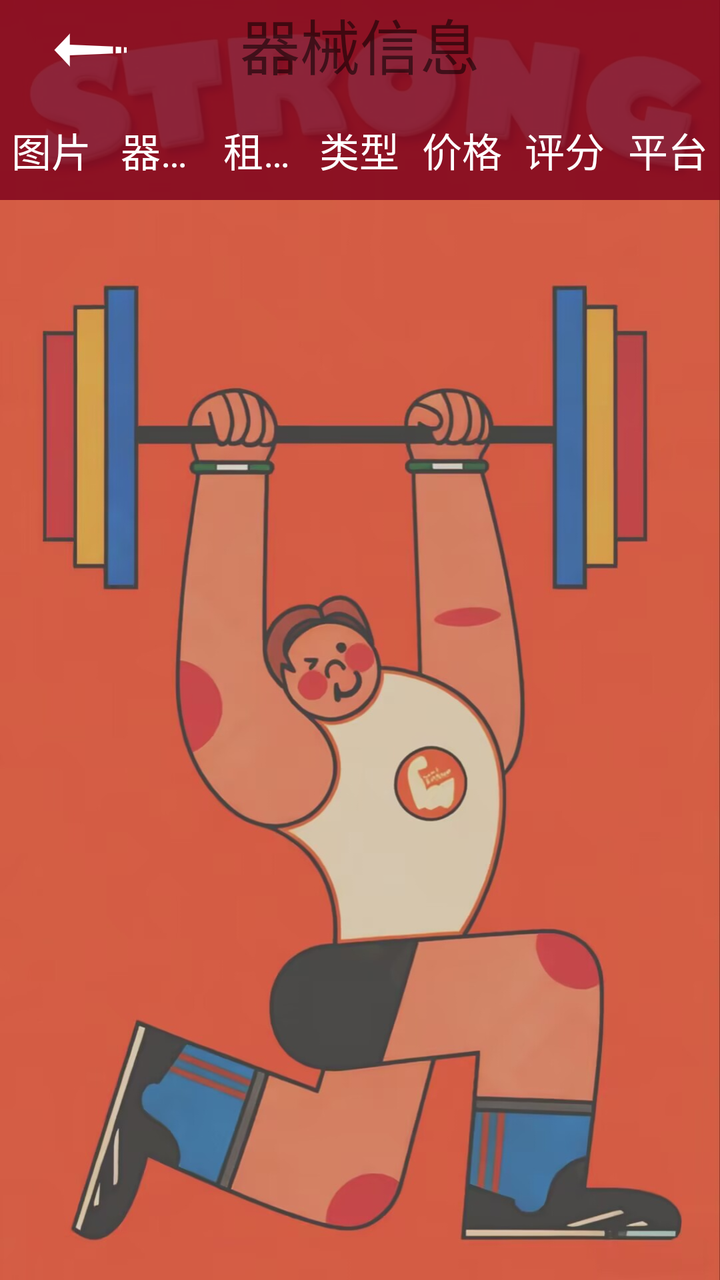
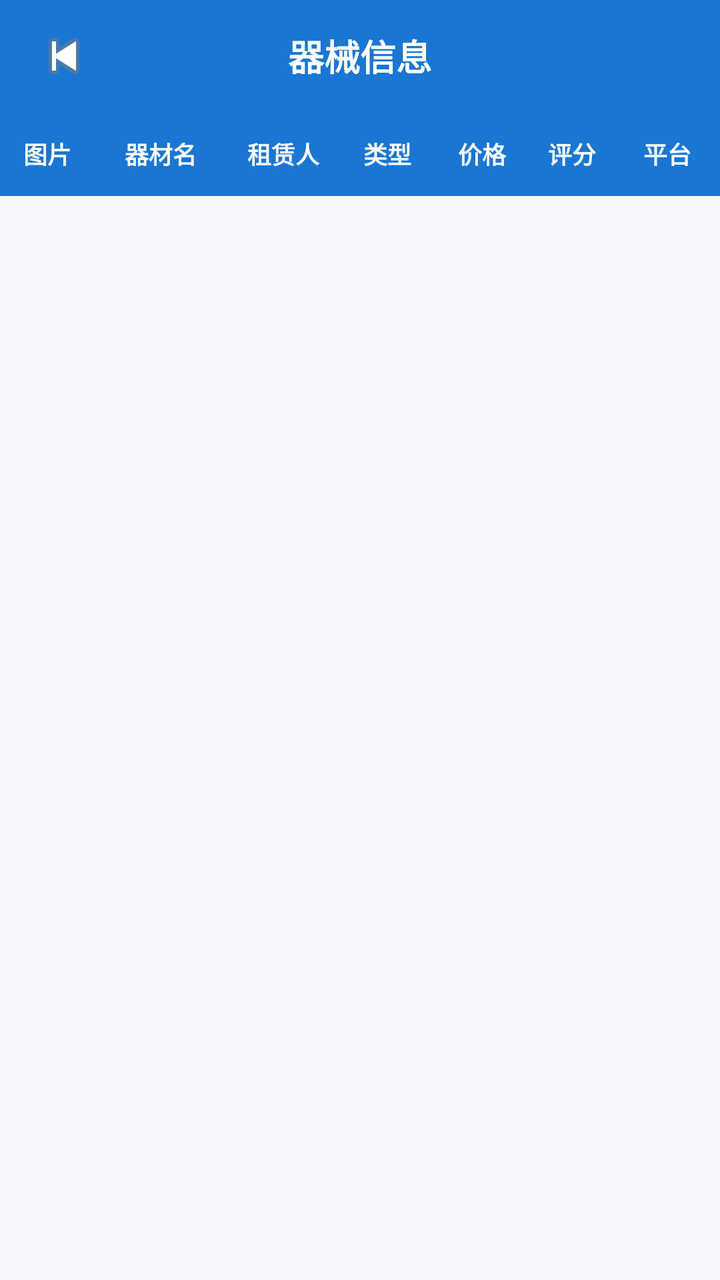

Before-and-after screenshots of an Android layout around one commit, followed by the original layout XML and the change that was made.
<!-- AndroidManifest.xml: application theme AppTheme -->
<!-- res/layout/activity_admin_select_sports.xml -->
<?xml version="1.0" encoding="utf-8"?>
<LinearLayout xmlns:android="http://schemas.android.com/apk/res/android"
    xmlns:app="http://schemas.android.com/apk/res-auto"
    xmlns:tools="http://schemas.android.com/tools"
    android:layout_width="match_parent"
    android:background="@drawable/i4"
    android:layout_height="match_parent"
    android:orientation="vertical"
    tools:context="com.example.administrator.sportmanager.admin.houtai_admin.admin_select_sports">
    <RelativeLayout
        android:layout_width="wrap_content"
        android:layout_height="50dp"
        android:background="#D77F041D">

        <TextView
            android:layout_width="match_parent"
            android:layout_height="wrap_content"
            android:layout_marginTop="0dp"
            android:gravity="center_horizontal"
            android:text="器械信息"
            android:textSize="30sp" />

        <ImageButton
            android:id="@+id/select_sport_back"
            android:layout_width="50dp"
            android:layout_height="50dp"
            android:layout_alignParentLeft="true"
            android:layout_alignParentStart="true"
            android:layout_centerVertical="true"
            android:layout_marginLeft="20dp"
            android:background="@color/transparent"
            app:srcCompat="@mipmap/left_arrow" />

    </RelativeLayout>
    <LinearLayout
        android:layout_marginTop="0dp"
        android:layout_width="match_parent"
        android:layout_height="50dp"
        android:orientation="horizontal"
        android:gravity="center"
        android:background="#D77F041D">

        <TextView
            android:layout_width="0dp"
            android:layout_height="wrap_content"
            android:layout_weight="1"
            android:gravity="center_horizontal"
            android:singleLine="true"
            android:text="图片"
            android:textSize="20sp"
            android:textColor="@color/white" />

        <TextView
            android:layout_width="0dp"
            android:layout_height="wrap_content"
            android:layout_weight="1"
            android:gravity="center_horizontal"
            android:singleLine="true"
            android:text="器材名"
            android:textSize="20sp"
            android:textColor="@color/white" />

        <TextView
            android:layout_width="0dp"
            android:layout_height="wrap_content"
            android:layout_weight="1"
            android:gravity="center_horizontal"
            android:singleLine="true"
            android:text="租赁人"
            android:textSize="20sp"
            android:textColor="@color/white" />

        <TextView
            android:layout_width="0dp"
            android:layout_height="wrap_content"
            android:layout_weight="1"
            android:gravity="center_horizontal"
            android:singleLine="true"
            android:text="类型"
            android:textSize="20sp"
            android:textColor="@color/white" />

        <TextView
            android:layout_width="0dp"
            android:layout_height="wrap_content"
            android:layout_weight="1"
            android:gravity="center_horizontal"
            android:singleLine="true"
            android:text="价格"
            android:textSize="20sp"
            android:textColor="@color/white" />

        <TextView
            android:layout_width="0dp"
            android:layout_height="wrap_content"
            android:layout_weight="1"
            android:gravity="center_horizontal"
            android:singleLine="true"
            android:text="评分"
            android:textSize="20sp"
            android:textColor="@color/white" />

        <TextView
            android:layout_width="0dp"
            android:layout_height="wrap_content"
            android:layout_weight="1"
            android:gravity="center_horizontal"
            android:singleLine="true"
            android:text="平台"
            android:textSize="20sp"
            android:textColor="@color/white" />

    </LinearLayout>

    <ListView
        android:id="@+id/select_sport_list"
        android:layout_width="match_parent"
        android:layout_height="match_parent"></ListView>
</LinearLayout>
<!-- resources referenced by this layout -->
<resources>
  <color name="transparent">#00000000</color>
  <color name="white">#FFFFFFFF</color>
  <!-- drawable i4: jpg bitmap (drawable, 135880 bytes) -->
  <!-- mipmap left_arrow: png bitmap (mipmap-xxhdpi, 874 bytes) -->
  <style name="AppTheme" parent="Theme.MaterialComponents.Light.NoActionBar">
          <item name="colorPrimary">#81041D</item>
          <item name="colorPrimaryVariant">#80041D</item>
          <item name="colorSecondary">#81041D</item>
      </style>
</resources>

<!-- the commit's change to res/layout/activity_admin_select_sports.xml (unified diff, before → after) -->
@@ -1,119 +1,120 @@
 <?xml version="1.0" encoding="utf-8"?>
 <LinearLayout xmlns:android="http://schemas.android.com/apk/res/android"
-    xmlns:app="http://schemas.android.com/apk/res-auto"
-    xmlns:tools="http://schemas.android.com/tools"
     android:layout_width="match_parent"
-    android:background="@drawable/i4"
     android:layout_height="match_parent"
-    android:orientation="vertical"
-    tools:context="com.example.administrator.sportmanager.admin.houtai_admin.admin_select_sports">
+    android:background="#F6F7FB"
+    android:orientation="vertical">
+
+    
     <RelativeLayout
-        android:layout_width="wrap_content"
-        android:layout_height="50dp"
-        android:background="#D77F041D">
-
-        <TextView
-            android:layout_width="match_parent"
-            android:layout_height="wrap_content"
-            android:layout_marginTop="0dp"
-            android:gravity="center_horizontal"
-            android:text="器械信息"
-            android:textSize="30sp" />
+        android:layout_width="match_parent"
+        android:layout_height="56dp"
+        android:background="@color/colorPrimary"
+        android:paddingStart="12dp"
+        android:paddingEnd="12dp">
 
         <ImageButton
             android:id="@+id/select_sport_back"
-            android:layout_width="50dp"
-            android:layout_height="50dp"
-            android:layout_alignParentLeft="true"
-            android:layout_alignParentStart="true"
+            android:layout_width="40dp"
+            android:layout_height="40dp"
             android:layout_centerVertical="true"
-            android:layout_marginLeft="20dp"
-            android:background="@color/transparent"
-            app:srcCompat="@mipmap/left_arrow" />
+            android:background="@android:color/transparent"
+            android:src="@android:drawable/ic_media_previous" />
 
+        <TextView
+            android:layout_width="wrap_content"
+            android:layout_height="wrap_content"
+            android:layout_centerInParent="true"
+            android:text="器械信息"
+            android:textColor="@android:color/white"
+            android:textSize="18sp"
+            android:textStyle="bold" />
     </RelativeLayout>
+
+    
     <LinearLayout
-        android:layout_marginTop="0dp"
         android:layout_width="match_parent"
-        android:layout_height="50dp"
+        android:layout_height="42dp"
         android:orientation="horizontal"
         android:gravity="center"
-        android:background="#D77F041D">
+        android:background="@color/colorPrimary">
 
         <TextView
             android:layout_width="0dp"
             android:layout_height="wrap_content"
-            android:layout_weight="1"
-            android:gravity="center_horizontal"
-            android:singleLine="true"
+            android:layout_weight="1.0"
             android:text="图片"
-            android:textSize="20sp"
-            android:textColor="@color/white" />
+            android:textColor="@android:color/white"
+            android:textStyle="bold"
+            android:gravity="center"
+            android:textSize="12sp"/>
 
         <TextView
             android:layout_width="0dp"
             android:layout_height="wrap_content"
-            android:layout_weight="1"
-            android:gravity="center_horizontal"
-            android:singleLine="true"
+            android:layout_weight="1.4"
             android:text="器材名"
-            android:textSize="20sp"
-            android:textColor="@color/white" />
+            android:textColor="@android:color/white"
+            android:textStyle="bold"
+            android:gravity="center"
+            android:textSize="12sp"/>
 
         <TextView
             android:layout_width="0dp"
             android:layout_height="wrap_content"
-            android:layout_weight="1"
-            android:gravity="center_horizontal"
-            android:singleLine="true"
+            android:layout_weight="1.2"
             android:text="租赁人"
-            android:textSize="20sp"
-            android:textColor="@color/white" />
+            android:textColor="@android:color/white"
+            android:textStyle="bold"
+            android:gravity="center"
+            android:textSize="12sp"/>
 
         <TextView
             android:layout_width="0dp"
             android:layout_height="wrap_content"
-            android:layout_weight="1"
-            android:gravity="center_horizontal"
-            android:singleLine="true"
+            android:layout_weight="1.0"
             android:text="类型"
-            android:textSize="20sp"
-            android:textColor="@color/white" />
+            android:textColor="@android:color/white"
+            android:textStyle="bold"
+            android:gravity="center"
+            android:textSize="12sp"/>
 
         <TextView
             android:layout_width="0dp"
             android:layout_height="wrap_content"
-            android:layout_weight="1"
-            android:gravity="center_horizontal"
-            android:singleLine="true"
+            android:layout_weight="1.0"
             android:text="价格"
-            android:textSize="20sp"
-            android:textColor="@color/white" />
+            android:textColor="@android:color/white"
+            android:textStyle="bold"
+            android:gravity="center"
+            android:textSize="12sp"/>
 
         <TextView
             android:layout_width="0dp"
             android:layout_height="wrap_content"
-            android:layout_weight="1"
-            android:gravity="center_horizontal"
-            android:singleLine="true"
+            android:layout_weight="0.9"
             android:text="评分"
-            android:textSize="20sp"
-            android:textColor="@color/white" />
+            android:textColor="@android:color/white"
+            android:textStyle="bold"
+            android:gravity="center"
+            android:textSize="12sp"/>
 
         <TextView
             android:layout_width="0dp"
             android:layout_height="wrap_content"
-            android:layout_weight="1"
-            android:gravity="center_horizontal"
-            android:singleLine="true"
+            android:layout_weight="1.1"
             android:text="平台"
-            android:textSize="20sp"
-            android:textColor="@color/white" />
-
+            android:textColor="@android:color/white"
+            android:textStyle="bold"
+            android:gravity="center"
+            android:textSize="12sp"/>
     </LinearLayout>
 
     <ListView
         android:id="@+id/select_sport_list"
         android:layout_width="match_parent"
-        android:layout_height="match_parent"></ListView>
+        android:layout_height="match_parent"
+        android:divider="@android:color/transparent"
+        android:dividerHeight="8dp"
+        android:padding="12dp"/>
 </LinearLayout>
<!-- resource entries referenced after the edit -->
@@ -1,9 +1,6 @@
 <!-- resources referenced by this layout -->
 <resources>
-  <color name="transparent">#00000000</color>
-  <color name="white">#FFFFFFFF</color>
-  <!-- drawable i4: jpg bitmap (drawable, 135880 bytes) -->
-  <!-- mipmap left_arrow: png bitmap (mipmap-xxhdpi, 874 bytes) -->
+  <color name="colorPrimary">#1976D2</color>
   <style name="AppTheme" parent="Theme.MaterialComponents.Light.NoActionBar">
           <item name="colorPrimary">#81041D</item>
           <item name="colorPrimaryVariant">#80041D</item>
